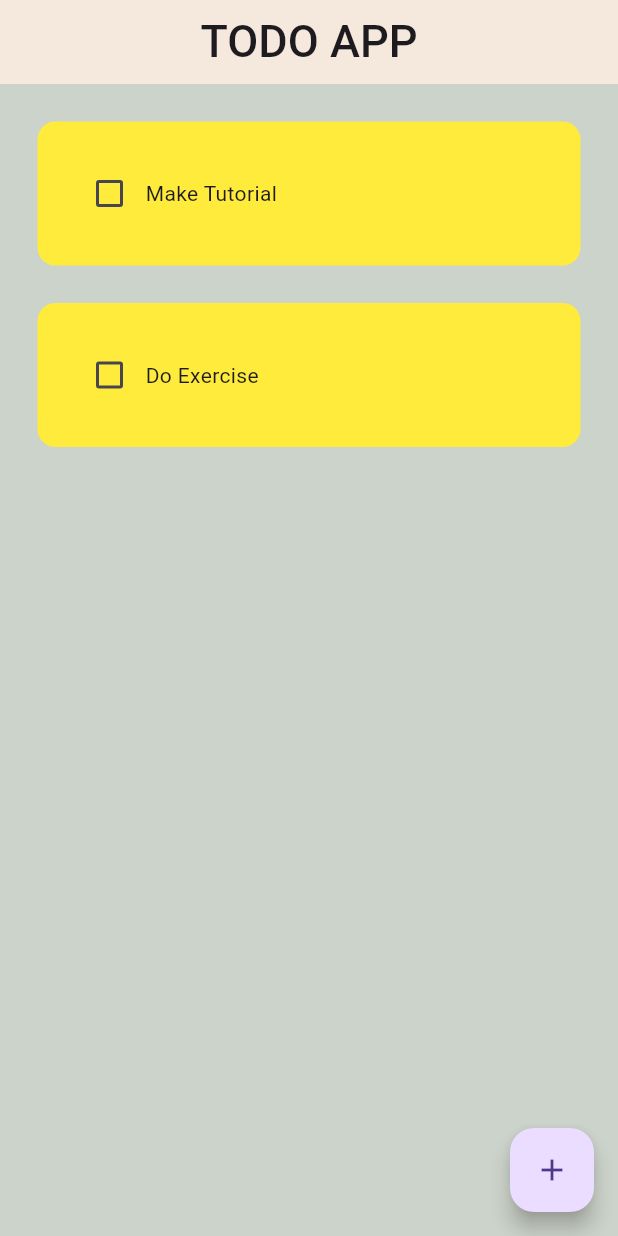
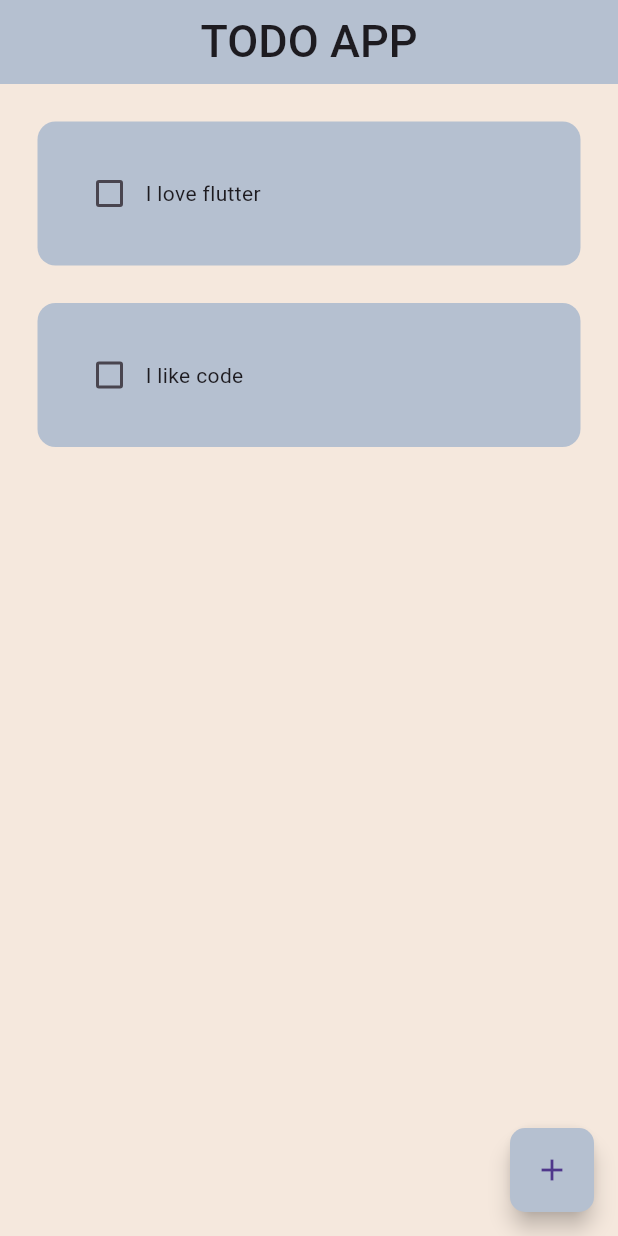
Before and after one commit to Chien100503/Todo_App, a Flutter app: the screen it shows after launch, on a phone screen of 412 x 824 dp. Run offline on Flutter 3.47's test engine with Material 3 defaults, Android fonts, the phone set to English and light mode, and no system bars; drawn by our look-alikes of flutter_slidable; our stand-ins replace hive_flutter; accounts and stored records are empty.

Commit message:
FLutter app: Todo App

```diff
--- a/lib/data/database.dart
+++ b/lib/data/database.dart
@@ -9,8 +9,8 @@ class ToDoDataBase {
   // run this method if this is the 1st time ever opening this app
   void createInitialData() {
     toDoList = [
-      ["Make Tutorial", false],
-      ["Do Exercise", false],
+      ["I love flutter", false],
+      ["I like code", false],
     ];
   }
 
--- a/lib/pages/home_page.dart
+++ b/lib/pages/home_page.dart
@@ -74,16 +74,25 @@ class _HomePageState extends State<HomePage> {
 
   @override
   Widget build(BuildContext context) {
-    return Scaffold(
-      backgroundColor: Color(0xffCCD3CA),
+    return SafeArea(
+      child: Scaffold(
+        backgroundColor: Color(0xffF5E8DD),
         appBar: AppBar(
-        backgroundColor: Color(0xffF5E8DD),
+          backgroundColor: Color(0xffB5C0D0),
           title: Center(child: Text('TODO APP', style: TextStyle(fontSize: 30, fontWeight: FontWeight.w500),)),
           elevation: 0,
         ),
         floatingActionButton: FloatingActionButton(
           onPressed: createNewTask,
+          child: Container(
+            height: 100,
+            width: 100,
+            decoration: BoxDecoration(
+              borderRadius: BorderRadius.circular(10),
+              color: Color(0xffB5C0D0),
+            ),
             child: Icon(Icons.add),
+          ),
         ),
         body: ListView.builder(
           itemCount: db.toDoList.length,
@@ -93,8 +102,10 @@ class _HomePageState extends State<HomePage> {
                 taskCompleted: db.toDoList[index][1],
                 onChanged: (value) => checkBoxChanged(value, index),
                 deleteFunction: (context) => deleteTask(index),
+
             );
           },
+        ),
       ),
     );
   }
--- a/lib/util/todo_tile.dart
+++ b/lib/util/todo_tile.dart
@@ -34,7 +34,7 @@ class ToDoTile extends StatelessWidget {
         child: Container(
           padding: EdgeInsets.all(24),
           decoration: BoxDecoration(
-            color: Colors.yellow,
+            color: Color(0xffB5C0D0),
             borderRadius: BorderRadius.circular(12),
           ),
           child: Row(
@@ -43,7 +43,7 @@ class ToDoTile extends StatelessWidget {
               Checkbox(
                 value: taskCompleted,
                 onChanged: onChanged,
-                activeColor: Colors.black,
+                activeColor: Colors.green,
               ),
 
               // task name
```
Lines whose indentation alone changed are shown as unchanged.
